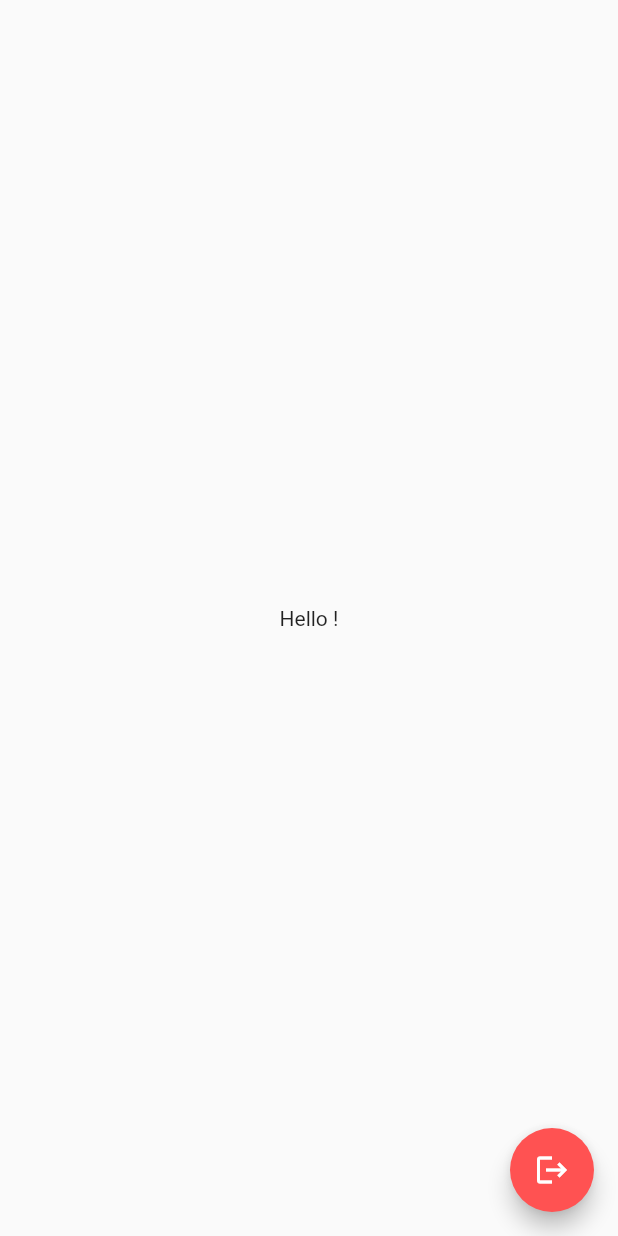
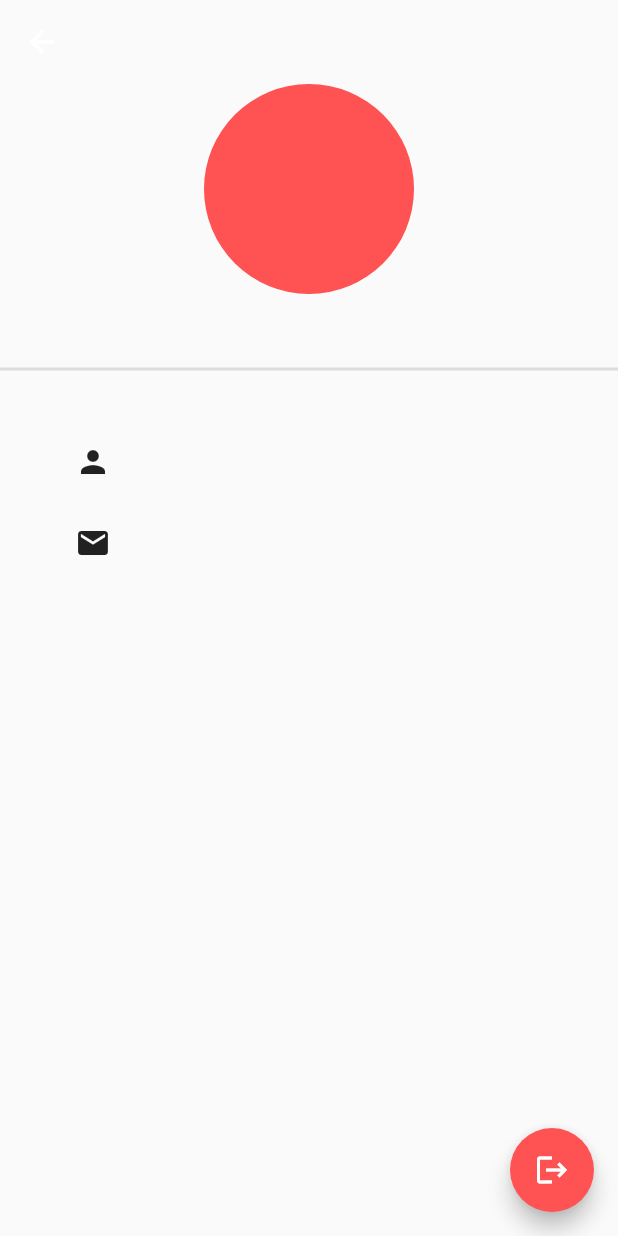
Before and after one commit to grayson40/p2p-app, a Flutter app: the ProfileScreen screen opened directly, on a phone screen of 412 x 824 dp. Run offline on Flutter 3.47's test engine with Material 2 defaults, Android fonts, the phone set to English and light mode, and no system bars; our stand-ins replace cloud_firestore, firebase_auth, firebase_core, fluttertoast; accounts and stored records are empty.

Commit message:
Design template for profile screen

```diff
--- a/lib/screens/profile_screen.dart
+++ b/lib/screens/profile_screen.dart
@@ -30,8 +30,57 @@ class _ProfileScreenState extends State<ProfileScreen> {
   @override
   Widget build(BuildContext context) {
     return Scaffold(
-      body: Center(
-        child: Text('Hello ${loggedInUser.username.toString()}!'),
+      appBar: AppBar(
+        backgroundColor: Colors.transparent,
+        elevation: 0,
+      ),
+      body: SingleChildScrollView(
+        child: Column(
+          children: [
+            const CircleAvatar(
+              backgroundColor: Colors.redAccent,
+              radius: 70,
+            ),
+            const Divider(
+              height: 100,
+              thickness: 2,
+            ),
+            Padding(
+              padding: const EdgeInsets.fromLTRB(50, 0, 0, 0),
+              child: Column(
+                children: [
+                  Row(
+                    children: [
+                      const Icon(Icons.person),
+                      const SizedBox(width: 10),
+                      Text(
+                        loggedInUser.username.toString(),
+                        style: const TextStyle(
+                          fontSize: 20,
+                        ),
+                      ),
+                    ],
+                  ),
+                  const SizedBox(
+                    height: 30,
+                  ),
+                  Row(
+                    children: [
+                      const Icon(Icons.email),
+                      const SizedBox(width: 10),
+                      Text(
+                        loggedInUser.email.toString(),
+                        style: const TextStyle(
+                          fontSize: 20,
+                        ),
+                      ),
+                    ],
+                  )
+                ],
+              ),
+            ),
+          ],
+        ),
       ),
       floatingActionButton: FloatingActionButton(
         onPressed: () {
```
